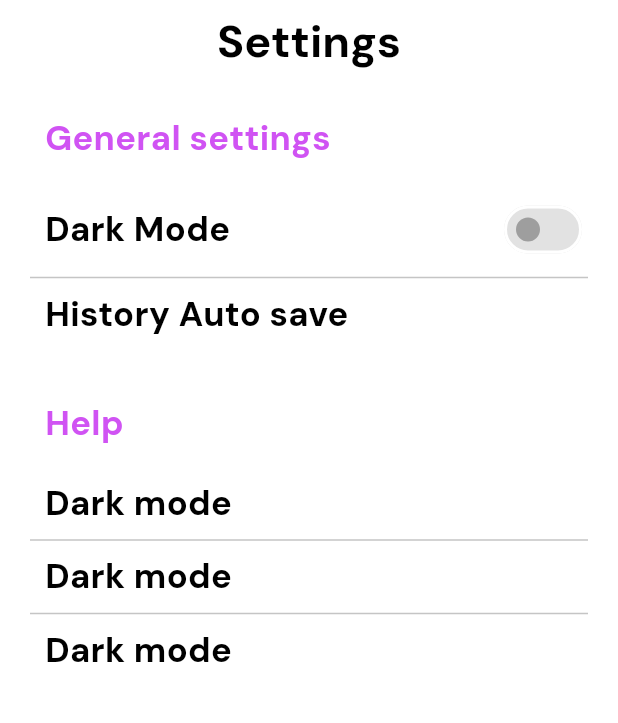
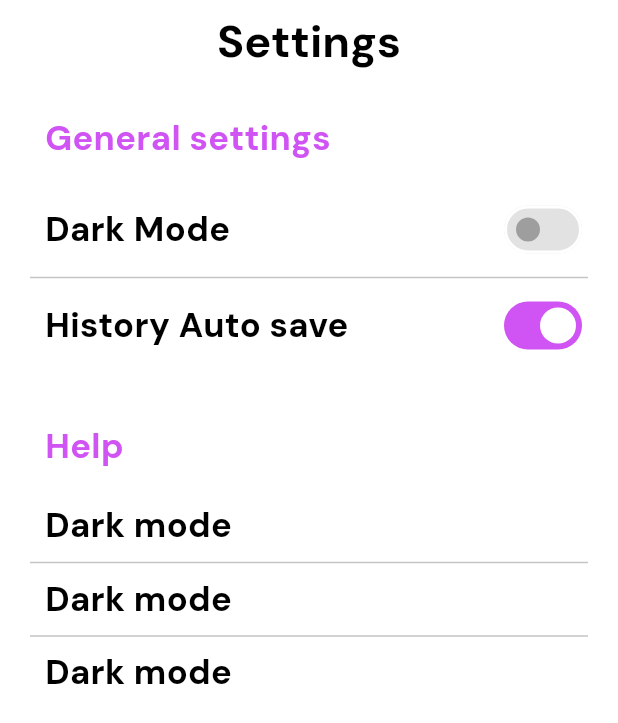
Before and after one commit to PathumDilhara/QR-Mobile-App, a Flutter app: the SettingsPage screen opened directly, on a phone screen of 412 x 824 dp. Shown: the top 723 px of the screen. Run offline on Flutter 3.47's test engine with Material 3 defaults, Android fonts, the phone set to English and light mode, and no system bars; our stand-ins replace go_router, google_fonts, hive, hive_flutter, image_gallery_saver, permission_handler and 5 more; missing offline and left inert: qr_code_scanner; accounts and stored records are empty.

Commit message:
Switch for history saving in settings

```diff
--- a/lib/pages/settings_page/settings_page.dart
+++ b/lib/pages/settings_page/settings_page.dart
@@ -1,16 +1,16 @@
 import 'package:flutter/material.dart';
 import 'package:provider/provider.dart';
-import 'package:qr_mobile_app/provider/dark_mode_provider.dart';
 import 'package:qr_mobile_app/utils/colors.dart';
 import 'package:qr_mobile_app/widgets/setting_widget.dart';
+
+import '../../provider/settings_provider.dart';
 
 class SettingsPage extends StatelessWidget {
   const SettingsPage({super.key});
 
   @override
   Widget build(BuildContext context) {
-
-    final themeProvider  = Provider.of<ThemeProvider>(context);
+    final settingsProvider = Provider.of<SettingsProvider>(context);
     final Color textColor = Theme.of(context).brightness == Brightness.dark
         ? Colors.white.withOpacity(0.7)
         : Colors.black;
@@ -80,14 +80,13 @@ class SettingsPage extends StatelessWidget {
                         const SettingsContentWidget(title: "Dark Mode"),
                         const Spacer(),
                         Switch(
-                          value: themeProvider.isDarkMode,
+                          value: settingsProvider.isDarkMode,
                           activeColor: AppColors.kWhiteColor.withOpacity(0.7),
                           activeTrackColor: AppColors.kMainColor,
                           inactiveThumbColor: Colors.grey,
                           inactiveTrackColor: Colors.grey.withOpacity(0.3),
-
                           onChanged: (value) {
-                            themeProvider.toggleTheme();
+                            settingsProvider.toggleTheme();
                           },
                         ),
                       ],
@@ -95,7 +94,22 @@ class SettingsPage extends StatelessWidget {
                     Divider(
                       color: dividerColor,
                     ),
-                    const SettingsContentWidget(title: "History Auto save"),
+                    Row(
+                      children: [
+                        const SettingsContentWidget(title: "History Auto save"),
+                        const Spacer(),
+                        Switch(
+                          value: settingsProvider.isHistorySaving,
+                          activeColor: AppColors.kWhiteColor.withOpacity(0.7),
+                          activeTrackColor: AppColors.kMainColor,
+                          inactiveThumbColor: Colors.grey,
+                          inactiveTrackColor: Colors.grey.withOpacity(0.3),
+                          onChanged: (value) {
+                            settingsProvider.toggleHistorySaving();
+                          },
+                        )
+                      ],
+                    ),
                   ],
                 ),
               ),
--- a/lib/provider/qr_history_provider.dart
+++ b/lib/provider/qr_history_provider.dart
@@ -18,10 +18,6 @@ class QRHistoryProvider extends ChangeNotifier {
   Future<bool> isGenQRBoxEmpty() async {
     return _myGenQRBox.isEmpty;
   }
-
-  // QRHistoryProvider() {
-  //   loadGeneratedQRCodes();
-  // }
 
   // method to store new generated qr code to generated hive box
   Future<void> storeGeneratedQR(GeneratedQRModel generatedQRModel) async {
--- a/lib/provider/dark_mode_provider.dart
+++ b/lib/provider/settings_provider.dart
@@ -1,18 +1,25 @@
 import 'package:flutter/material.dart';
 import 'package:hive_flutter/hive_flutter.dart';
 
-class ThemeProvider extends ChangeNotifier {
+class SettingsProvider extends ChangeNotifier {
   final String _themeKey = 'themeMode';
+  final String _historyKey = "historySaving";
   late Box _box;
   late bool _isDarkMode;
+  late bool _isHistorySaving;
 
-  ThemeProvider() {
+  SettingsProvider() {
     _box = Hive.box('settings');
     _isDarkMode = _box.get(_themeKey, defaultValue: false); // Load the theme from Hive
+    _isHistorySaving = _box.get(_historyKey, defaultValue: true);
   }
 
   bool get isDarkMode => _isDarkMode;
+  bool get isHistorySaving => _isHistorySaving;
 
+  // Inbuilt parameters relevant to dark, light theme are in  main file and they
+  // are implemented in a separate file
+  // when we call them load the data that we defined
   ThemeMode get currentTheme => _isDarkMode ? ThemeMode.dark : ThemeMode.light;
 
   void toggleTheme() {
@@ -20,6 +27,12 @@ class ThemeProvider extends ChangeNotifier {
     _box.put(_themeKey, _isDarkMode); // Save the new theme to Hive
     notifyListeners(); // Notify listeners to rebuild the UI with ThemeProvider Consumer
   }
+
+  void toggleHistorySaving(){
+    _isHistorySaving = !_isHistorySaving;
+    _box.put(_historyKey, _isHistorySaving);
+    notifyListeners();
+  }
 }
 
 // you don't need an adapter to store a simple bool value in Hive. Hive natively
--- a/lib/widgets/generated_history_tab.dart
+++ b/lib/widgets/generated_history_tab.dart
@@ -55,11 +55,11 @@ class GeneratedHistoryTab extends StatelessWidget {
                 child: Text(
                   "No history available",
                   style: TextStyle(
-                    fontSize: 20,
+                    fontSize: 23,
                     fontWeight: FontWeight.w500,
                     color: Theme.of(context).brightness == Brightness.dark
                         ? Colors.white.withOpacity(0.7)
-                        : Colors.black,
+                        : Colors.black.withOpacity(0.5),
                   ),
                 ),
               );
--- a/lib/widgets/scan_history_tab.dart
+++ b/lib/widgets/scan_history_tab.dart
@@ -55,11 +55,11 @@ class ScanHistoryTab extends StatelessWidget {
                 child: Text(
                   "No history available",
                   style: TextStyle(
-                    fontSize: 20,
+                    fontSize: 23,
                     fontWeight: FontWeight.w500,
                     color: Theme.of(context).brightness == Brightness.dark
                         ? Colors.white.withOpacity(0.7)
-                        : Colors.black,
+                        : Colors.black.withOpacity(0.5),
                   ),
                 ),
               );
```
Also changed, not shown: lib/main.dart (+7 -7 lines), lib/pages/home_page/sub_pages/generating_page.dart (+7 -4 lines), lib/pages/home_page/sub_pages/scan_result_page.dart (+14 -7 lines), lib/pages/home_page/sub_pages/scanning_page.dart (+12 -1 lines), lib/provider/qr_generation_provider.dart (+35 -35 lines).
